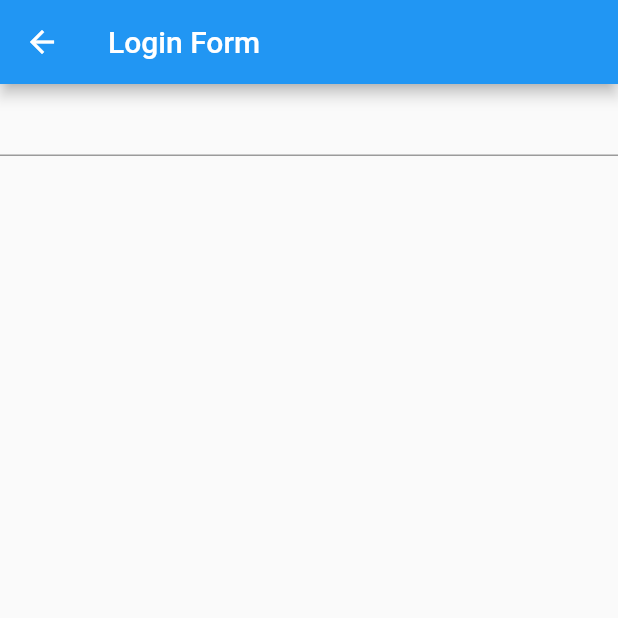
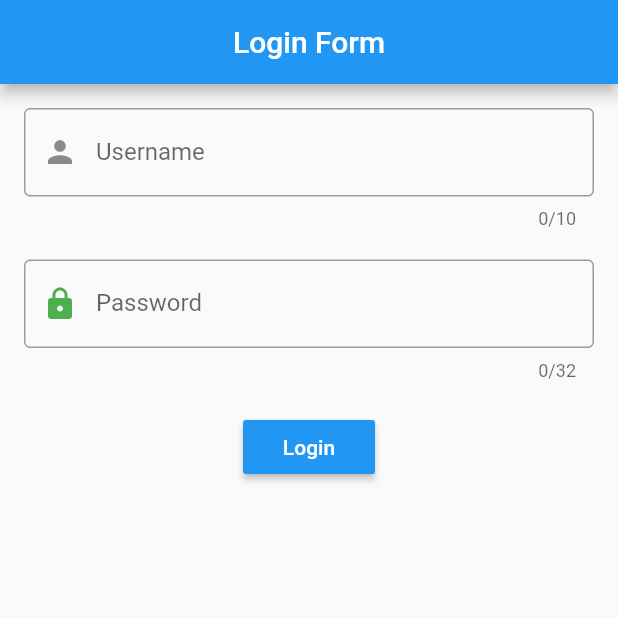
Before and after one commit to EddyHu71/DSC_TIME-Flutter_Workshop, a Flutter app: the LoginForm screen opened directly, on a phone screen of 412 x 824 dp, the top half of it. Run offline on Flutter 3.47's test engine with Material 2 defaults, Android fonts, the phone set to English and light mode, and no system bars.

Commit message:
initial commit

```diff
--- a/lib/login_form.dart
+++ b/lib/login_form.dart
@@ -1,19 +1,112 @@
 import 'package:flutter/material.dart';
+import 'package:hello_world/home.dart';
 
-class LoginForm extends StatelessWidget {
+class LoginForm extends StatefulWidget {
+  @override
+  _LoginFormState createState() => _LoginFormState();
+}
+
+class _LoginFormState extends State<LoginForm> {
   final _usernameController = TextEditingController();
   final _passwordController = TextEditingController();
+  final _formKey = GlobalKey<FormState>();
 
   @override
   Widget build(BuildContext context) {
     return Scaffold(
-      appBar: AppBar(title: Text("Login Form"),),
-      body: Column(
+      appBar: AppBar(
+        title: Text("Login Form"),
+        centerTitle: true,
+      ),
+      body: Form(
+          key: _formKey,
+          child: Padding(
+            padding: const EdgeInsets.all(16.0),
+            child: Column(
               children: <Widget>[
                 TextFormField(
+                  decoration: InputDecoration(
+                      labelText: "Username",
+                      border: OutlineInputBorder(),
+                      prefixIcon: Icon(Icons.person)),
                   controller: _usernameController,
+                  maxLength: 10,
+                  validator: (value) {
+                    if (value.isEmpty) {
+                      return 'Masukkan Username';
+                    }
+                    return null;
+                  },
                 ),
+                // TextFormField(
+                //   decoration: InputDecoration(
+                //       labelText: "Username",
+                //       filled: true,
+                //       fillColor: Colors.grey[300],
+                //       prefixIcon: Icon(Icons.person)),
+                //   controller: _usernameController,
+                //   maxLength: 32,
+                //   validator: (value) {
+                //     if (value.isEmpty) {
+                //       return 'Masukkan Username';
+                //     }
+                //     return null;
+                //   },
+                // ),
+                SizedBox(height: 20,),
+                TextFormField(
+                  obscureText: true,
+                  decoration: InputDecoration(
+                      labelText: "Password",
+                      border: OutlineInputBorder(),
+                      prefixIcon: Icon(
+                        Icons.lock,
+                        color: Colors.green,
+                      )),
+                  controller: _passwordController,
+                  maxLength: 32,
+                  validator: (value) {
+                    if (value.isEmpty) {
+                      return 'Masukkan Username';
+                    }
+                    return null;
+                  },
+                ),
+                // TextFormField(
+                //   obscureText: true,
+                //   decoration: InputDecoration(
+                //       labelText: "Password",
+                //       filled: true,
+                //       fillColor: Colors.grey[300],
+                //       prefixIcon: Icon(
+                //         Icons.lock,
+                //         color: Colors.green,
+                //       )),
+                //   controller: _passwordController,
+                //   maxLength: 32,
+                //   validator: (value) {
+                //     if (value.isEmpty) {
+                //       return 'Masukkan Password';
+                //     }
+                //     return null;
+                //   },
+                // ),
+                SizedBox(height: 20,),
+                RaisedButton(
+                  color: Theme.of(context).primaryColor,
+                  child: Text(
+                    "Login",
+                    style: TextStyle(color: Colors.white),
+                  ),
+                  onPressed: () {
+                    if (_formKey.currentState.validate()) {
+                      Navigator.push(context,MaterialPageRoute(builder: (context) => HomeScreen()));
+                    }
+                  },
+                )
               ],
+            ),
+          ),
         ),
       );
   }
--- a/lib/main.dart
+++ b/lib/main.dart
@@ -1,5 +1,6 @@
 import 'package:flutter/material.dart';
 import 'package:hello_world/hello_world.dart';
+import 'package:hello_world/login_form.dart';
 
 void main() => runApp(MyApp());
 
@@ -21,7 +22,7 @@ class MyApp extends StatelessWidget {
         // is not restarted.
         primarySwatch: Colors.blue,
       ),
-      home: HelloWorld(),
+      home: LoginForm(),
     );
   }
 }
```
Also changed, not shown: lib/home.dart (added, +15 -0 lines). Lines whose indentation alone changed are shown as unchanged.
